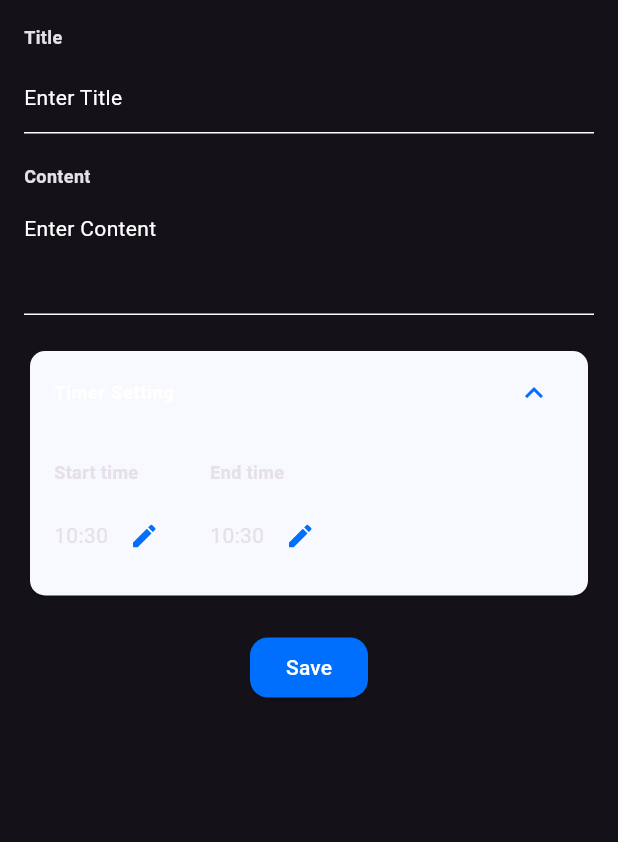
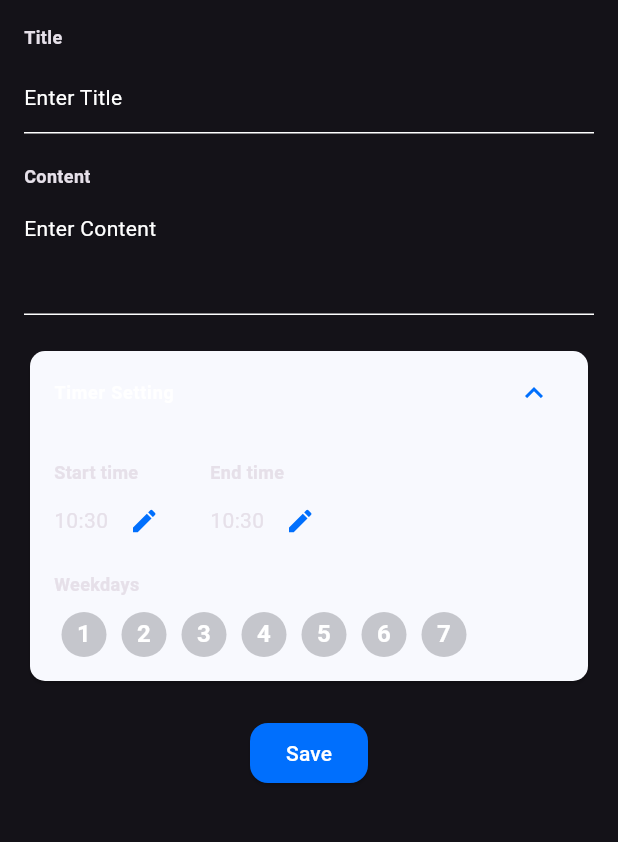
Before and after one commit to bluegmlduf2/noteapp, a Flutter app: the EditNotePage screen opened directly with empty values, after a tap on "Timer Setting", on a phone screen of 412 x 824 dp, the part 84-926 px from its top. Run offline on Flutter 3.47's test engine with Material 3 defaults, Android fonts, the phone set to English and light mode, and no system bars; our stand-ins replace shared_preferences, sqflite; accounts and stored records are empty.

Commit message:
add: weekday추가

```diff
--- a/lib/component/timePicker.dart
+++ b/lib/component/timePicker.dart
@@ -38,7 +38,6 @@ class _TimePickerState extends State<TimePicker> {
             fontWeight: FontWeight.bold,
           ),
         ),
-        const SizedBox(height: 10),
         Row(mainAxisAlignment: MainAxisAlignment.start, children: [
           Text(
             '${selectedTime.hour.toString().padLeft(2, "0")}:${selectedTime.minute.toString().padLeft(2, "0")}',
--- /dev/null
+++ b/lib/component/weekdayButtons.dart
@@ -0,0 +1,85 @@
+import 'package:flutter/material.dart';
+import 'package:note_app/data/colors.dart';
+
+class WeekdayButtons extends StatefulWidget {
+  const WeekdayButtons({super.key});
+
+  @override
+  _WeekdayButtonsState createState() => _WeekdayButtonsState();
+}
+
+class _WeekdayButtonsState extends State<WeekdayButtons> {
+  final List<bool> isSelected = List.generate(7, (index) => false);
+
+  void _toggleSelection(int index) {
+    setState(() {
+      isSelected[index] = !isSelected[index];
+    });
+  }
+
+  @override
+  Widget build(BuildContext context) {
+    return Column(
+      crossAxisAlignment: CrossAxisAlignment.start,
+      children: [
+        Text(
+          'Weekdays',
+          style: TextStyle(
+            fontSize: 12,
+            fontWeight: FontWeight.bold,
+          ),
+        ),
+        SizedBox(height: 10),
+        Row(
+          mainAxisAlignment: MainAxisAlignment.start,
+          children: _buildWeekdayButtons(),
+        ),
+      ],
+    );
+  }
+
+  List<Widget> _buildWeekdayButtons() {
+    return List.generate(7, (index) {
+      return Padding(
+        padding: const EdgeInsets.symmetric(horizontal: 5),
+        child: WeekdayButton(
+          label: "${index + 1}",
+          isSelected: isSelected[index],
+          onTap: () => _toggleSelection(index),
+        ),
+      );
+    });
+  }
+}
+
+class WeekdayButton extends StatelessWidget {
+  final String label;
+  final bool isSelected;
+  final VoidCallback onTap;
+
+  const WeekdayButton({
+    super.key,
+    required this.label,
+    required this.isSelected,
+    required this.onTap,
+  });
+
+  @override
+  Widget build(BuildContext context) {
+    return GestureDetector(
+      onTap: onTap,
+      child: CircleAvatar(
+        radius: 15,
+        backgroundColor: isSelected ? blue1 : gray2,
+        child: Text(
+          label,
+          style: TextStyle(
+            color: Colors.white,
+            fontSize: 16,
+            fontWeight: FontWeight.bold,
+          ),
+        ),
+      ),
+    );
+  }
+}
--- a/lib/screens/edit.dart
+++ b/lib/screens/edit.dart
@@ -2,6 +2,7 @@ import 'package:flutter/material.dart';
 import '../data/models.dart';
 import '../data/colors.dart';
 import '../component/timePicker.dart';
+import '../component/weekdayButtons.dart';
 import '../services/database.dart';
 
 class EditNotePage extends StatefulWidget {
@@ -153,13 +154,16 @@ class _EditNotePageState extends State<EditNotePage> {
                   children: [
                     Padding(
                         padding: const EdgeInsets.all(16.0),
-                        child: Row(
-                          children: [
+                        child: Column(children: [
+                          Row(children: [
                             TimePicker(label: 'Start time'),
                             const SizedBox(width: 20),
                             TimePicker(label: 'End time'),
-                          ],
-                        )),
+                            const SizedBox(width: 20),
+                          ]),
+                          const SizedBox(height: 10),
+                          WeekdayButtons(),
+                        ])),
                   ],
                 ),
               ),
```
